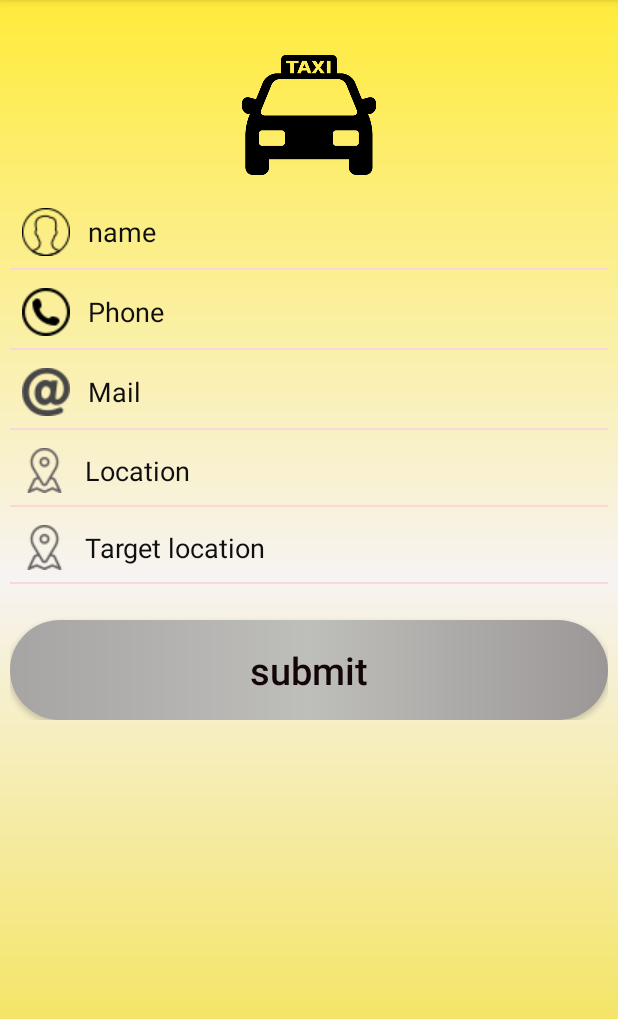
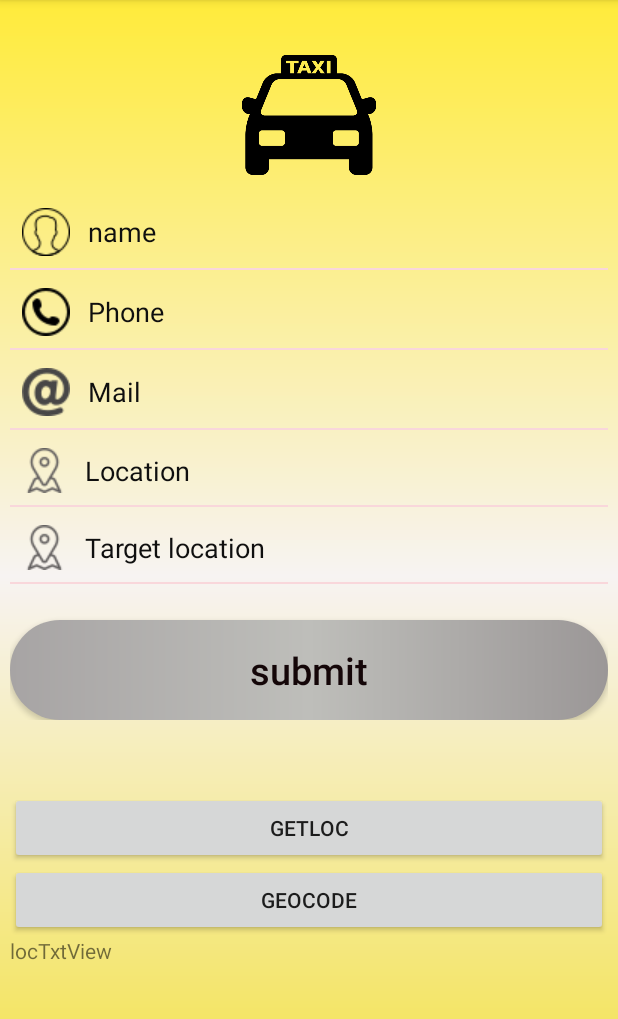
Before and after one commit to itzik99/getTaxiX, an Android app: the OrderTaxi screen opened directly, with no data from a screen before it, on a phone screen of 412 x 824 dp, the part 84-1103 px from its top. Run offline under Robolectric (Android 15) with nearby library versions, the phone set to English and light mode, and no system bars; our stand-ins replace Firebase (no records; nobody signed in at launch, a user with empty details on screens opened directly).

Commit message:
recieve gps location

```diff
--- a/app/src/main/AndroidManifest.xml
+++ b/app/src/main/AndroidManifest.xml
@@ -3,6 +3,8 @@
     package="example.my_app.co.gettaxix">
 
     <uses-permission android:name="android.permission.ACCESS_FINE_LOCATION"></uses-permission>
+    <uses-permission android:name="android.permission.ACCESS_COARSE_LOCATION"></uses-permission>
+    <uses-permission android:name="android.permission.INTERNET"></uses-permission>
 
     <application
         android:allowBackup="true"
--- a/app/src/main/java/example/my_app/co/gettaxix/controller/MainActivity.java
+++ b/app/src/main/java/example/my_app/co/gettaxix/controller/MainActivity.java
@@ -23,6 +23,8 @@ public class MainActivity extends AppCompatActivity{
         super.onCreate(savedInstanceState);
         setContentView(R.layout.activity_main);
 
+
+
         btGet = (Button) findViewById(R.id.getTaxiBtn);
 
         StorageReference mStorageRef;
--- a/app/src/main/java/example/my_app/co/gettaxix/controller/OrderTaxi.java
+++ b/app/src/main/java/example/my_app/co/gettaxix/controller/OrderTaxi.java
@@ -1,42 +1,47 @@
 package example.my_app.co.gettaxix.controller;
 
 import android.Manifest;
+import android.annotation.SuppressLint;
+import android.content.Intent;
 import android.content.SharedPreferences;
 import android.content.pm.PackageManager;
 import android.location.Location;
-import android.os.LocaleList;
+import android.location.LocationListener;
+import android.location.LocationManager;
+import android.media.audiofx.Equalizer;
+import android.provider.Settings;
 import android.support.v4.app.ActivityCompat;
 import android.support.v7.app.AppCompatActivity;
 import android.os.Bundle;
-import android.text.TextUtils;
-import android.util.Log;
-import android.util.LogPrinter;
 import android.view.View;
 import android.widget.Button;
 import android.widget.EditText;
+import android.widget.TextView;
 import android.widget.Toast;
 
 import com.google.android.gms.location.FusedLocationProviderClient;
+import com.google.android.gms.location.LocationRequest;
 import com.google.android.gms.location.LocationServices;
+import com.google.android.gms.location.LocationSettingsRequest;
 import com.google.android.gms.tasks.OnSuccessListener;
 import com.google.firebase.database.DatabaseReference;
 import com.google.firebase.database.FirebaseDatabase;
-import com.google.firebase.provider.FirebaseInitProvider;
-
-import java.lang.reflect.Type;
-import java.security.PublicKey;
 
 import example.my_app.co.gettaxix.R;
-import example.my_app.co.gettaxix.model.entities.Passenger;
 
 import static android.Manifest.permission.ACCESS_FINE_LOCATION;
+import static com.google.android.gms.location.LocationRequest.PRIORITY_HIGH_ACCURACY;
+
 
 public class OrderTaxi extends AppCompatActivity {
 
     private FusedLocationProviderClient client;
 
-    Button submitBtn;
-    EditText  passName, passPhoneNum, passEmail, passOrigin, passDestination, passEmail2;
+    LocationListener locationListener;
+    LocationManager locationManager;
+    Button submitBtn, getLoc, geoCode;
+    TextView txtview;
+    EditText passName, passPhoneNum, passEmail, passOrigin, passDestination, passEmail2;
     boolean passIsPicked = false;
     SharedPreferences sp;
     Location local;
@@ -48,22 +53,23 @@ public class OrderTaxi extends AppCompatActivity {
 
         requestPermission();
         client = LocationServices.getFusedLocationProviderClient(this);
-        if (ActivityCompat.checkSelfPermission(OrderTaxi.this, ACCESS_FINE_LOCATION) != PackageManager.PERMISSION_GRANTED){
+        if (ActivityCompat.checkSelfPermission(OrderTaxi.this, ACCESS_FINE_LOCATION) != PackageManager.PERMISSION_GRANTED) {
             return;
         }
         client.getLastLocation().addOnSuccessListener(OrderTaxi.this, new OnSuccessListener<Location>() {
             @Override
             public void onSuccess(Location location) {
-                if (location != null){
+                if (location != null) {
                     local = location;
                 }
             }
         });
 
 
-        //EditText originTb = findViewById(R.id.originTxtBox);
-        //originTb.setText(String.valueOf(local.getLatitude()));
+        txtview = (TextView) findViewById(R.id.locTxtView);
         submitBtn = (Button) findViewById(R.id.submitBtn);
+        getLoc = (Button) findViewById(R.id.getLoc);
+        geoCode = (Button) findViewById(R.id.geoCode);
         passName = (EditText) findViewById(R.id.NameTxtBox);
         passPhoneNum = (EditText) findViewById(R.id.phoneNumTxtBox);
         passEmail = (EditText) findViewById(R.id.emailTxtBox);
@@ -76,17 +82,17 @@ public class OrderTaxi extends AppCompatActivity {
 
     }
 
-    private void requestPermission(){
+    private void requestPermission() {
         ActivityCompat.requestPermissions(this, new String[]{ACCESS_FINE_LOCATION}, 1);
     }
 
     public void subBtnClickHandler(View view) {
 
-        SharedPreferences.Editor editor=sp.edit();
+        SharedPreferences.Editor editor = sp.edit();
 
-        editor.putString("Name",passName.getText().toString());
-        editor.putString("phone",passPhoneNum.getText().toString());
-        editor.putString("email",passEmail.getText().toString());
+        editor.putString("Name", passName.getText().toString());
+        editor.putString("phone", passPhoneNum.getText().toString());
+        editor.putString("email", passEmail.getText().toString());
         editor.commit();
 
         FirebaseDatabase database = FirebaseDatabase.getInstance();
@@ -110,6 +116,49 @@ public class OrderTaxi extends AppCompatActivity {
 
     }
 
+    public void getLocFunc(View view) {
+        Toast.makeText(this, "getloc!", Toast.LENGTH_SHORT).show();
+        locationManager = (LocationManager) getSystemService(LOCATION_SERVICE);
+        locationListener = new LocationListener() {
+            @Override
+            public void onLocationChanged(Location location) {
+                txtview.append("\n"+location.getLatitude()+ " "+location.getLongitude());
+            }
+
+            @Override
+            public void onStatusChanged(String s, int i, Bundle bundle) {
+
+            }
+
+            @Override
+            public void onProviderEnabled(String s) {
+
+            }
+
+            @Override
+            public void onProviderDisabled(String s) {
+                Intent intent = new Intent(Settings.ACTION_LOCATION_SOURCE_SETTINGS);
+                startActivity(intent);
+            }
+        };
+        if (ActivityCompat.checkSelfPermission(this, Manifest.permission.ACCESS_FINE_LOCATION) != PackageManager.PERMISSION_GRANTED && ActivityCompat.checkSelfPermission(this, Manifest.permission.ACCESS_COARSE_LOCATION) != PackageManager.PERMISSION_GRANTED) {
+            // TODO: Consider calling
+            //    ActivityCompat#requestPermissions
+            // here to request the missing permissions, and then overriding
+            //   public void onRequestPermissionsResult(int requestCode, String[] permissions,
+            //                                          int[] grantResults)
+            // to handle the case where the user grants the permission. See the documentation
+            // for ActivityCompat#requestPermissions for more details.
+            return;
+        }
+        locationManager.requestLocationUpdates("gps", 3000, 15, locationListener);
+
+    }
+
+    public void geoCodeFunc(View view) {
+        Toast.makeText(this, "geocode!", Toast.LENGTH_SHORT).show();
+    }
+
     public void SharedPreferences() {
 
         // function the saving passenger information in SharedPreferences
--- a/app/src/main/res/layout/activity_ordertaxi.xml
+++ b/app/src/main/res/layout/activity_ordertaxi.xml
@@ -8,104 +8,115 @@
 
     <ScrollView
         android:layout_width="match_parent"
-        android:layout_height="match_parent">
+        android:layout_height="521dp">
+
         <LinearLayout
             android:layout_width="match_parent"
             android:layout_height="match_parent"
             android:orientation="vertical">
+
             <ImageView
                 android:layout_width="100dp"
                 android:layout_height="100dp"
                 android:layout_gravity="center_horizontal"
+                android:layout_marginTop="20dp"
                 android:padding="5dp"
-                android:layout_marginTop="20dp"
-                android:src="@drawable/icontaxi"/>
+                android:src="@drawable/icontaxi" />
+
             <EditText
                 android:id="@+id/NameTxtBox"
                 android:layout_width="match_parent"
                 android:layout_height="wrap_content"
+                android:layout_marginTop="4dp"
+                android:background="@android:color/transparent"
+                android:drawableLeft="@drawable/manuser"
+                android:drawablePadding="12dp"
+                android:ems="10"
+                android:hint="name"
                 android:inputType="textEmailAddress"
-                android:ems="10"
-                android:drawablePadding="12dp"
+                android:maxLines="1"
                 android:padding="8dp"
-                android:hint="name"
-                android:textColorHint="#0F0F0F"
-                android:maxLines="1"
-                android:background="@android:color/transparent"
-                android:layout_marginTop="4dp"
-                android:drawableLeft="@drawable/manuser"/>
+                android:textColorHint="#0F0F0F" />
+
             <View
                 android:layout_width="match_parent"
                 android:layout_height="1dp"
                 android:background="#f9d7db" />
+
             <EditText
                 android:id="@+id/phoneNumTxtBox"
                 android:layout_width="match_parent"
                 android:layout_height="wrap_content"
+                android:layout_marginTop="4dp"
+                android:background="@android:color/transparent"
+                android:drawableLeft="@drawable/phone"
+                android:drawablePadding="12dp"
+                android:ems="10"
+                android:hint="Phone"
                 android:inputType="phone"
-                android:ems="10"
-                android:drawablePadding="12dp"
+                android:maxLines="1"
                 android:padding="8dp"
-                android:hint="Phone"
-                android:textColorHint="#0F0F0F"
-                android:maxLines="1"
-                android:background="@android:color/transparent"
-                android:layout_marginTop="4dp"
-                android:drawableLeft="@drawable/phone"/>
+                android:textColorHint="#0F0F0F" />
+
             <View
                 android:layout_width="match_parent"
                 android:layout_height="1dp"
                 android:background="#f9d7db" />
+
             <EditText
                 android:id="@+id/emailTxtBox"
                 android:layout_width="match_parent"
                 android:layout_height="wrap_content"
+                android:layout_marginTop="4dp"
+                android:background="@android:color/transparent"
+                android:drawableLeft="@drawable/mail"
+                android:drawablePadding="12dp"
+                android:ems="10"
+                android:hint="Mail"
                 android:inputType="textEmailAddress"
-                android:ems="10"
-                android:drawablePadding="12dp"
+                android:maxLines="1"
                 android:padding="8dp"
-                android:hint="Mail"
-                android:textColorHint="#0F0F0F"
-                android:maxLines="1"
-                android:background="@android:color/transparent"
-                android:layout_marginTop="4dp"
-                android:drawableLeft="@drawable/mail"/>
+                android:textColorHint="#0F0F0F" />
+
             <View
                 android:layout_width="match_parent"
                 android:layout_height="1dp"
                 android:background="#f9d7db" />
+
             <EditText
                 android:id="@+id/originTxtBox"
                 android:layout_width="match_parent"
                 android:layout_height="wrap_content"
+                android:layout_marginTop="4dp"
+                android:background="@android:color/transparent"
+                android:drawableLeft="@drawable/placeholder"
+                android:drawablePadding="12dp"
+                android:ems="10"
+                android:hint="Location"
                 android:inputType="textEmailAddress"
-                android:ems="10"
-                android:drawablePadding="12dp"
+                android:maxLines="1"
                 android:padding="8dp"
-                android:hint="Location"
-                android:textColorHint="#0F0F0F"
-                android:maxLines="1"
-                android:background="@android:color/transparent"
-                android:layout_marginTop="4dp"
-                android:drawableLeft="@drawable/placeholder"/>
+                android:textColorHint="#0F0F0F" />
+
             <View
                 android:layout_width="match_parent"
                 android:layout_height="1dp"
                 android:background="#f9d7db" />
+
             <EditText
                 android:id="@+id/destTxtBox"
                 android:layout_width="match_parent"
                 android:layout_height="wrap_content"
+                android:layout_marginTop="4dp"
+                android:background="@android:color/transparent"
+                android:drawableLeft="@drawable/placeholder"
+                android:drawablePadding="12dp"
+                android:ems="10"
+                android:hint="Target location"
                 android:inputType="textEmailAddress"
-                android:ems="10"
-                android:drawablePadding="12dp"
+                android:maxLines="1"
                 android:padding="8dp"
-                android:hint="Target location"
-                android:textColorHint="#0F0F0F"
-                android:maxLines="1"
-                android:background="@android:color/transparent"
-                android:layout_marginTop="4dp"
-                android:drawableLeft="@drawable/placeholder"/>
+                android:textColorHint="#0F0F0F" />
 
 
             <View
@@ -120,12 +131,33 @@
                 android:layout_marginTop="24dp"
                 android:background="@drawable/backgroundbtnorder"
                 android:clickable="true"
+                android:onClick="subBtnClickHandler"
                 android:padding="16dp"
                 android:text="submit"
                 android:textAllCaps="false"
                 android:textColor="#140608"
-                android:onClick="subBtnClickHandler"
                 android:textSize="25sp" />
         </LinearLayout>
     </ScrollView>
+
+    <Button
+        android:id="@+id/getLoc"
+        android:layout_width="match_parent"
+        android:layout_height="wrap_content"
+        android:text="getLoc"
+        android:onClick="getLocFunc"/>
+
+    <Button
+        android:id="@+id/geoCode"
+        android:layout_width="match_parent"
+        android:layout_height="wrap_content"
+        android:text="geoCode"
+        android:onClick="geoCodeFunc"/>
+
+    <TextView
+        android:id="@+id/locTxtView"
+        android:layout_width="match_parent"
+        android:layout_height="71dp"
+        android:text="locTxtView" />
+
 </LinearLayout>
--- a/build.gradle
+++ b/build.gradle
@@ -7,7 +7,7 @@ buildscript {
 
     }
     dependencies {
-        classpath 'com.android.tools.build:gradle:3.4.0'
+        classpath 'com.android.tools.build:gradle:3.4.1'
         classpath 'com.google.gms:google-services:4.2.0'
 
         // NOTE: Do not place your application dependencies here; they belong
```
